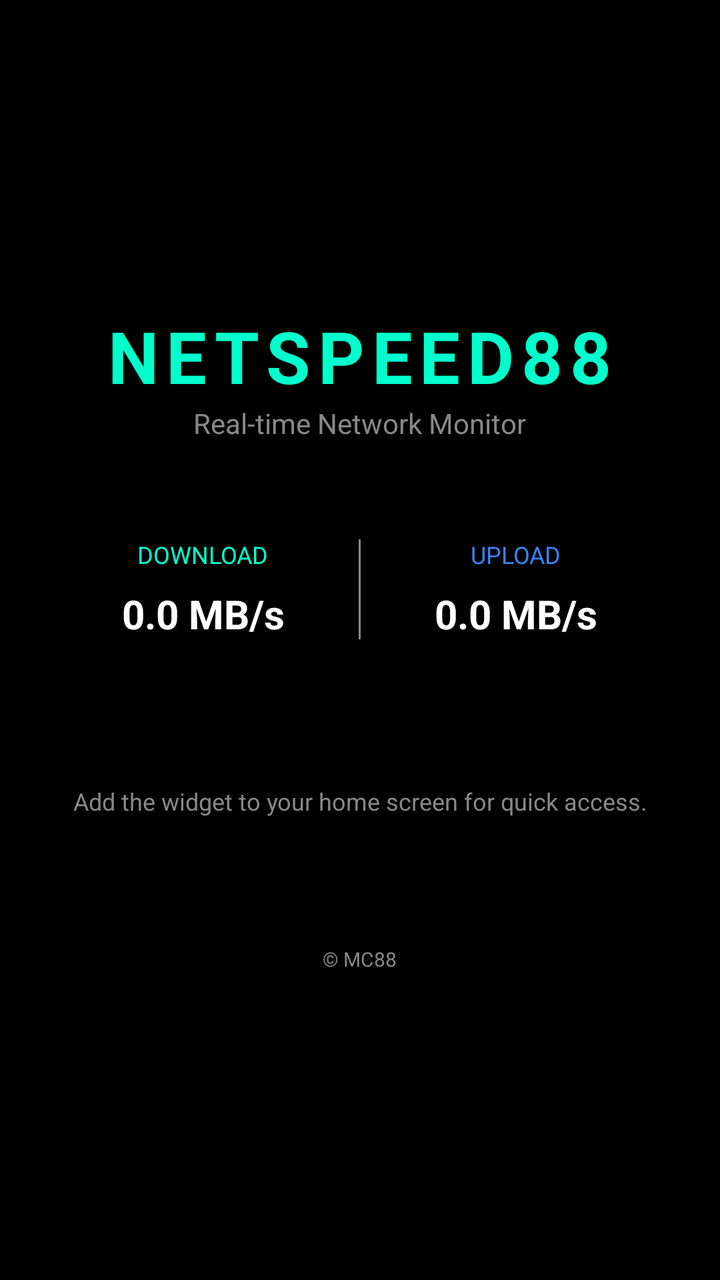
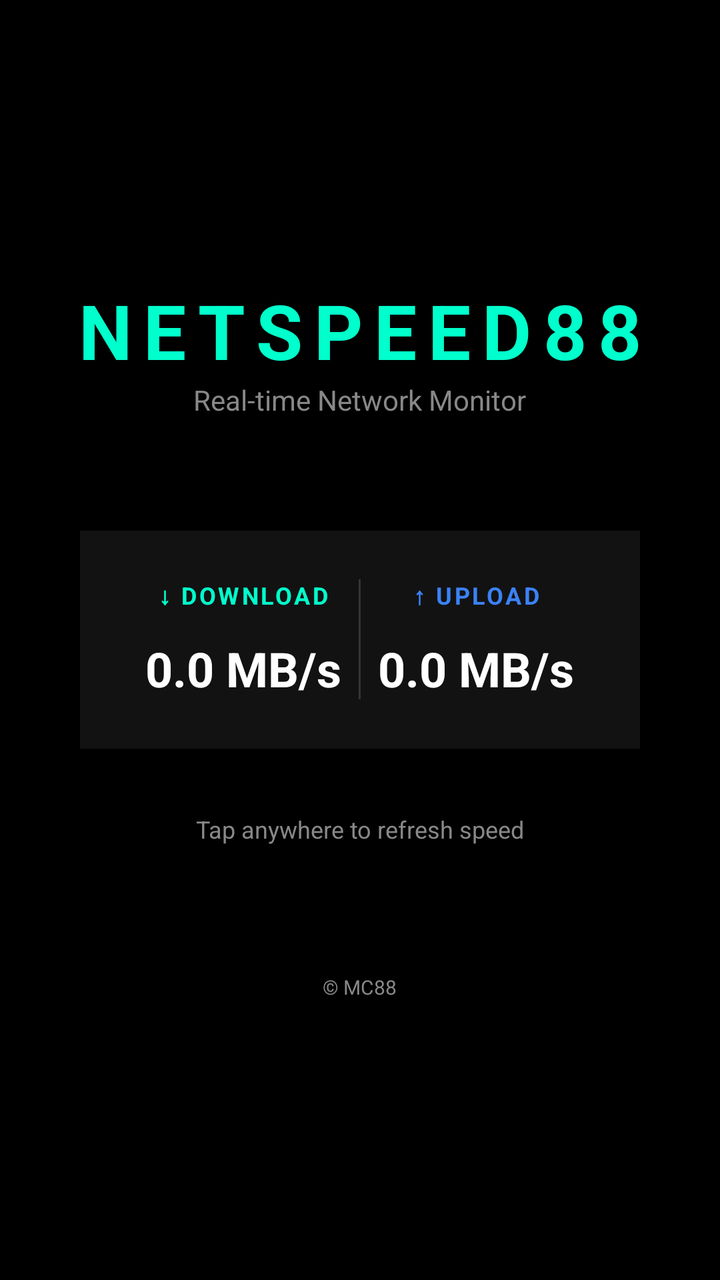

The first picture is an Android layout as it rendered before a commit; the second is the same layout after the commit. The layout source and the unified diff follow.
<!-- AndroidManifest.xml: application theme Theme.NetSpeed88 -->
<!-- res/layout/activity_main.xml -->
<?xml version="1.0" encoding="utf-8"?>
<LinearLayout xmlns:android="http://schemas.android.com/apk/res/android"
    android:layout_width="match_parent"
    android:layout_height="match_parent"
    android:orientation="vertical"
    android:background="@color/bg_main"
    android:gravity="center"
    android:padding="24dp">

    <TextView
        android:layout_width="wrap_content"
        android:layout_height="wrap_content"
        android:text="@string/title"
        android:textColor="@color/accent_green"
        android:textSize="36sp"
        android:textStyle="bold"
        android:letterSpacing="0.1" />

    <TextView
        android:layout_width="wrap_content"
        android:layout_height="wrap_content"
        android:text="@string/subtitle"
        android:textColor="@color/text_secondary"
        android:textSize="14sp"
        android:layout_marginBottom="48dp" />

    <LinearLayout
        android:layout_width="match_parent"
        android:layout_height="wrap_content"
        android:orientation="horizontal"
        android:gravity="center"
        android:layout_marginBottom="24dp">

        <LinearLayout
            android:layout_width="0dp"
            android:layout_height="wrap_content"
            android:layout_weight="1"
            android:orientation="vertical"
            android:gravity="center">

            <TextView
                android:layout_width="wrap_content"
                android:layout_height="wrap_content"
                android:text="@string/download_label"
                android:textColor="@color/accent_green"
                android:textSize="12sp" />

            <TextView
                android:id="@+id/tvDownload"
                android:layout_width="wrap_content"
                android:layout_height="wrap_content"
                android:text="0.0 MB/s"
                android:textColor="@color/text_primary"
                android:textSize="20sp"
                android:textStyle="bold"
                android:layout_marginTop="8dp" />
        </LinearLayout>

        <View
            android:layout_width="1dp"
            android:layout_height="50dp"
            android:background="@color/text_secondary" />

        <LinearLayout
            android:layout_width="0dp"
            android:layout_height="wrap_content"
            android:layout_weight="1"
            android:orientation="vertical"
            android:gravity="center">

            <TextView
                android:layout_width="wrap_content"
                android:layout_height="wrap_content"
                android:text="@string/upload_label"
                android:textColor="@color/accent_blue"
                android:textSize="12sp" />

            <TextView
                android:id="@+id/tvUpload"
                android:layout_width="wrap_content"
                android:layout_height="wrap_content"
                android:text="0.0 MB/s"
                android:textColor="@color/text_primary"
                android:textSize="20sp"
                android:textStyle="bold"
                android:layout_marginTop="8dp" />
        </LinearLayout>
    </LinearLayout>

    <TextView
        android:layout_width="wrap_content"
        android:layout_height="wrap_content"
        android:text="Add the widget to your home screen for quick access."
        android:textColor="@color/text_secondary"
        android:textSize="12sp"
        android:gravity="center"
        android:layout_marginTop="48dp" />

    <TextView
        android:layout_width="wrap_content"
        android:layout_height="wrap_content"
        android:text="@string/copyright"
        android:textColor="@color/text_secondary"
        android:textSize="10sp"
        android:layout_marginTop="64dp" />
</LinearLayout>
<!-- resources referenced by this layout -->
<resources>
  <color name="accent_blue">#3B82F6</color>
  <color name="accent_green">#00FFCC</color>
  <color name="bg_main">#000000</color>
  <color name="text_primary">#FFFFFF</color>
  <color name="text_secondary">#888888</color>
  <string name="copyright">© MC88</string>
  <string name="download_label">DOWNLOAD</string>
  <string name="subtitle">Real-time Network Monitor</string>
  <string name="title">NETSPEED88</string>
  <string name="upload_label">UPLOAD</string>
  <style name="Theme.NetSpeed88" parent="Theme.AppCompat.NoActionBar">
          <item name="android:windowBackground">@color/bg_main</item>
          <item name="android:statusBarColor">@color/bg_main</item>
          <item name="android:navigationBarColor">@color/bg_main</item>
          <item name="android:textColorPrimary">@color/text_primary</item>
          <item name="android:textColorSecondary">@color/text_secondary</item>
          <item name="android:forceDarkAllowed">false</item>
      </style>
</resources>

<!-- the commit's change to res/layout/activity_main.xml (unified diff, before → after) -->
@@ -5,16 +5,19 @@
     android:orientation="vertical"
     android:background="@color/bg_main"
     android:gravity="center"
-    android:padding="24dp">
+    android:padding="24dp"
+    android:clickable="true"
+    android:focusable="true"
+    android:id="@+id/rootLayout">
 
     <TextView
         android:layout_width="wrap_content"
         android:layout_height="wrap_content"
         android:text="@string/title"
         android:textColor="@color/accent_green"
-        android:textSize="36sp"
+        android:textSize="38sp"
         android:textStyle="bold"
-        android:letterSpacing="0.1" />
+        android:letterSpacing="0.15" />
 
     <TextView
         android:layout_width="wrap_content"
@@ -22,14 +25,17 @@
         android:text="@string/subtitle"
         android:textColor="@color/text_secondary"
         android:textSize="14sp"
-        android:layout_marginBottom="48dp" />
+        android:layout_marginBottom="56dp" />
 
     <LinearLayout
         android:layout_width="match_parent"
         android:layout_height="wrap_content"
         android:orientation="horizontal"
         android:gravity="center"
-        android:layout_marginBottom="24dp">
+        android:background="@color/surface"
+        android:padding="24dp"
+        android:elevation="8dp"
+        android:layout_marginHorizontal="16dp">
 
         <LinearLayout
             android:layout_width="0dp"
@@ -41,9 +47,11 @@
             <TextView
                 android:layout_width="wrap_content"
                 android:layout_height="wrap_content"
-                android:text="@string/download_label"
+                android:text="↓ DOWNLOAD"
                 android:textColor="@color/accent_green"
-                android:textSize="12sp" />
+                android:textSize="12sp"
+                android:textStyle="bold"
+                android:letterSpacing="0.1" />
 
             <TextView
                 android:id="@+id/tvDownload"
@@ -51,15 +59,16 @@
                 android:layout_height="wrap_content"
                 android:text="0.0 MB/s"
                 android:textColor="@color/text_primary"
-                android:textSize="20sp"
+                android:textSize="24sp"
                 android:textStyle="bold"
-                android:layout_marginTop="8dp" />
+                android:layout_marginTop="12dp" />
         </LinearLayout>
 
         <View
             android:layout_width="1dp"
-            android:layout_height="50dp"
-            android:background="@color/text_secondary" />
+            android:layout_height="60dp"
+            android:background="@color/text_secondary"
+            android:alpha="0.3" />
 
         <LinearLayout
             android:layout_width="0dp"
@@ -71,9 +80,11 @@
             <TextView
                 android:layout_width="wrap_content"
                 android:layout_height="wrap_content"
-                android:text="@string/upload_label"
+                android:text="↑ UPLOAD"
                 android:textColor="@color/accent_blue"
-                android:textSize="12sp" />
+                android:textSize="12sp"
+                android:textStyle="bold"
+                android:letterSpacing="0.1" />
 
             <TextView
                 android:id="@+id/tvUpload"
@@ -81,20 +92,19 @@
                 android:layout_height="wrap_content"
                 android:text="0.0 MB/s"
                 android:textColor="@color/text_primary"
-                android:textSize="20sp"
+                android:textSize="24sp"
                 android:textStyle="bold"
-                android:layout_marginTop="8dp" />
+                android:layout_marginTop="12dp" />
         </LinearLayout>
     </LinearLayout>
 
     <TextView
         android:layout_width="wrap_content"
         android:layout_height="wrap_content"
-        android:text="Add the widget to your home screen for quick access."
+        android:text="Tap anywhere to refresh speed"
         android:textColor="@color/text_secondary"
         android:textSize="12sp"
-        android:gravity="center"
-        android:layout_marginTop="48dp" />
+        android:layout_marginTop="32dp" />
 
     <TextView
         android:layout_width="wrap_content"
<!-- resource entries referenced after the edit -->
@@ -3,13 +3,12 @@
   <color name="accent_blue">#3B82F6</color>
   <color name="accent_green">#00FFCC</color>
   <color name="bg_main">#000000</color>
+  <color name="surface">#121212</color>
   <color name="text_primary">#FFFFFF</color>
   <color name="text_secondary">#888888</color>
   <string name="copyright">© MC88</string>
-  <string name="download_label">DOWNLOAD</string>
   <string name="subtitle">Real-time Network Monitor</string>
   <string name="title">NETSPEED88</string>
-  <string name="upload_label">UPLOAD</string>
   <style name="Theme.NetSpeed88" parent="Theme.AppCompat.NoActionBar">
           <item name="android:windowBackground">@color/bg_main</item>
           <item name="android:statusBarColor">@color/bg_main</item>
